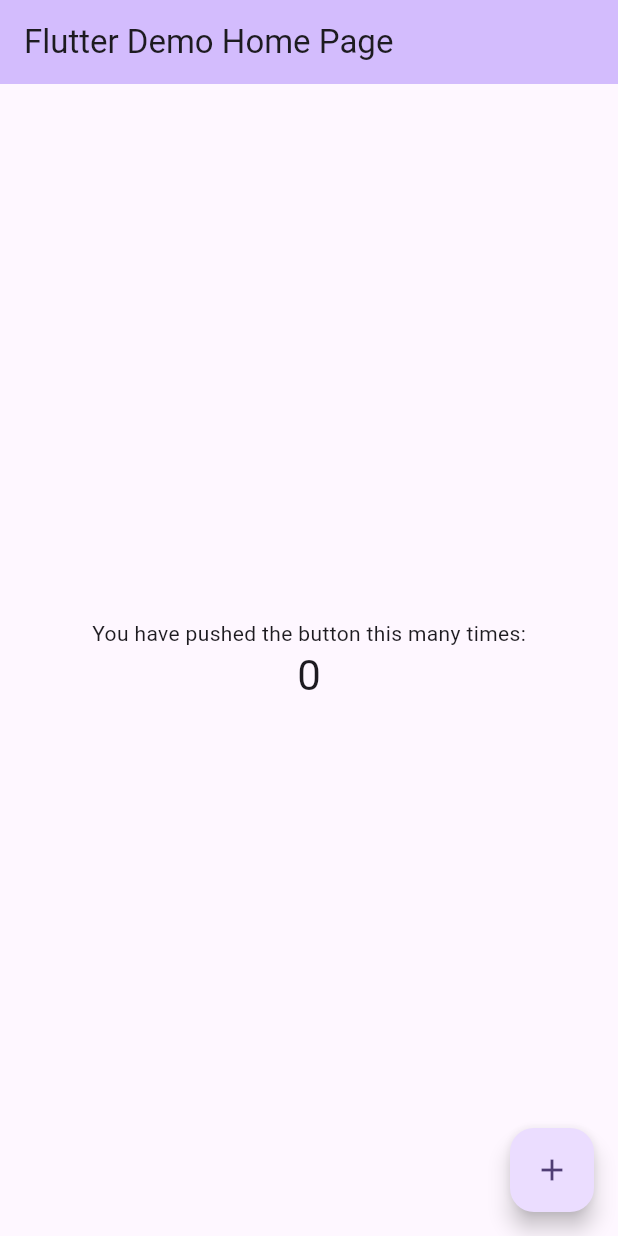
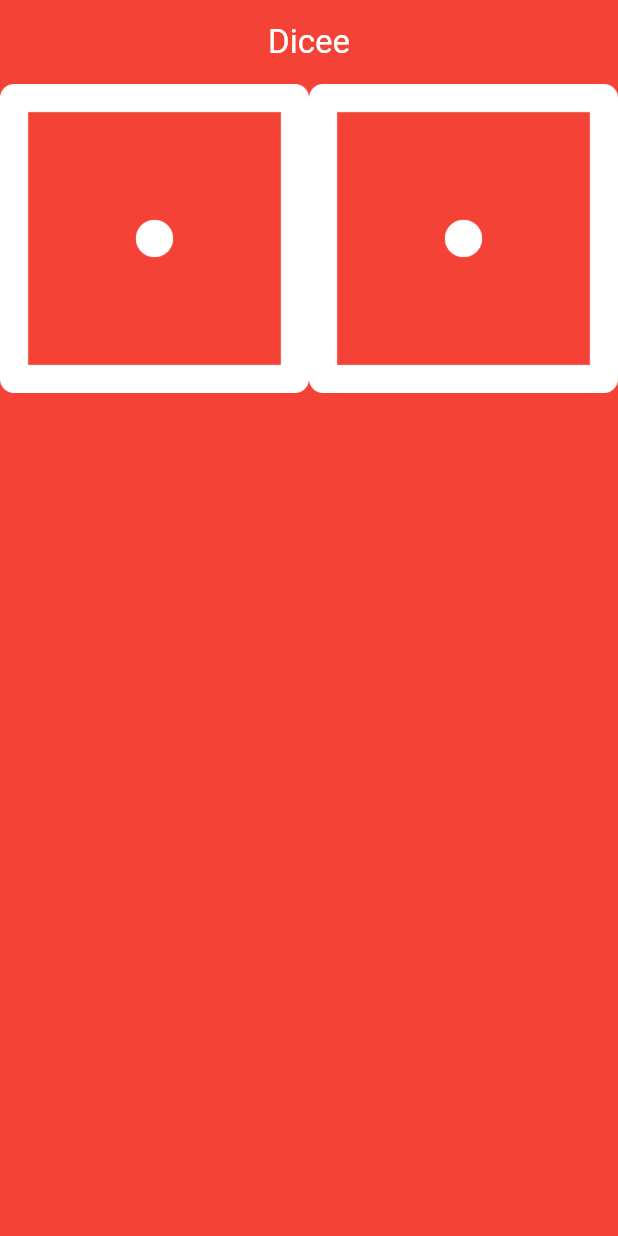
Before and after one commit to gokmentas/dicee, a Flutter app: the screen it shows after launch, on a phone screen of 412 x 824 dp. Run offline on Flutter 3.47's test engine with Material 3 defaults, Android fonts, the phone set to English and light mode, and no system bars.

```diff
--- a/lib/main.dart
+++ b/lib/main.dart
@@ -1,125 +1,39 @@
 import 'package:flutter/material.dart';
 
 void main() {
-  runApp(const MyApp());
+  runApp(
+    MaterialApp(
+      home: Scaffold(
+        backgroundColor: Colors.red,
+        appBar: AppBar(
+          title: const Center(
+            child: Text(
+              'Dicee',
+              style: TextStyle(color: Colors.white),
+            ),
+          ),
+          backgroundColor: Colors.red,
+        ),
+        body: const DicePage(),
+      ),
+    ),
+  );
 }
 
-class MyApp extends StatelessWidget {
-  const MyApp({super.key});
+class DicePage extends StatelessWidget {
+  const DicePage({super.key});
 
-  // This widget is the root of your application.
   @override
   Widget build(BuildContext context) {
-    return MaterialApp(
-      title: 'Flutter Demo',
-      theme: ThemeData(
-        // This is the theme of your application.
-        //
-        // TRY THIS: Try running your application with "flutter run". You'll see
-        // the application has a purple toolbar. Then, without quitting the app,
-        // try changing the seedColor in the colorScheme below to Colors.green
-        // and then invoke "hot reload" (save your changes or press the "hot
-        // reload" button in a Flutter-supported IDE, or press "r" if you used
-        // the command line to start the app).
-        //
-        // Notice that the counter didn't reset back to zero; the application
-        // state is not lost during the reload. To reset the state, use hot
-        // restart instead.
-        //
-        // This works for code too, not just values: Most code changes can be
-        // tested with just a hot reload.
-        colorScheme: ColorScheme.fromSeed(seedColor: Colors.deepPurple),
-        useMaterial3: true,
-      ),
-      home: const MyHomePage(title: 'Flutter Demo Home Page'),
+    return Row(
+      children: [
+        Expanded(
+          child: Image.asset('images/dice1.png'),
+        ),
+        Expanded(
+          child: Image.asset('images/dice1.png'),
+        ),
+      ],
     );
   }
 }
-
-class MyHomePage extends StatefulWidget {
-  const MyHomePage({super.key, required this.title});
-
-  // This widget is the home page of your application. It is stateful, meaning
-  // that it has a State object (defined below) that contains fields that affect
-  // how it looks.
-
-  // This class is the configuration for the state. It holds the values (in this
-  // case the title) provided by the parent (in this case the App widget) and
-  // used by the build method of the State. Fields in a Widget subclass are
-  // always marked "final".
-
-  final String title;
-
-  @override
-  State<MyHomePage> createState() => _MyHomePageState();
-}
-
-class _MyHomePageState extends State<MyHomePage> {
-  int _counter = 0;
-
-  void _incrementCounter() {
-    setState(() {
-      // This call to setState tells the Flutter framework that something has
-      // changed in this State, which causes it to rerun the build method below
-      // so that the display can reflect the updated values. If we changed
-      // _counter without calling setState(), then the build method would not be
-      // called again, and so nothing would appear to happen.
-      _counter++;
-    });
-  }
-
-  @override
-  Widget build(BuildContext context) {
-    // This method is rerun every time setState is called, for instance as done
-    // by the _incrementCounter method above.
-    //
-    // The Flutter framework has been optimized to make rerunning build methods
-    // fast, so that you can just rebuild anything that needs updating rather
-    // than having to individually change instances of widgets.
-    return Scaffold(
-      appBar: AppBar(
-        // TRY THIS: Try changing the color here to a specific color (to
-        // Colors.amber, perhaps?) and trigger a hot reload to see the AppBar
-        // change color while the other colors stay the same.
-        backgroundColor: Theme.of(context).colorScheme.inversePrimary,
-        // Here we take the value from the MyHomePage object that was created by
-        // the App.build method, and use it to set our appbar title.
-        title: Text(widget.title),
-      ),
-      body: Center(
-        // Center is a layout widget. It takes a single child and positions it
-        // in the middle of the parent.
-        child: Column(
-          // Column is also a layout widget. It takes a list of children and
-          // arranges them vertically. By default, it sizes itself to fit its
-          // children horizontally, and tries to be as tall as its parent.
-          //
-          // Column has various properties to control how it sizes itself and
-          // how it positions its children. Here we use mainAxisAlignment to
-          // center the children vertically; the main axis here is the vertical
-          // axis because Columns are vertical (the cross axis would be
-          // horizontal).
-          //
-          // TRY THIS: Invoke "debug painting" (choose the "Toggle Debug Paint"
-          // action in the IDE, or press "p" in the console), to see the
-          // wireframe for each widget.
-          mainAxisAlignment: MainAxisAlignment.center,
-          children: <Widget>[
-            const Text(
-              'You have pushed the button this many times:',
-            ),
-            Text(
-              '$_counter',
-              style: Theme.of(context).textTheme.headlineMedium,
-            ),
-          ],
-        ),
-      ),
-      floatingActionButton: FloatingActionButton(
-        onPressed: _incrementCounter,
-        tooltip: 'Increment',
-        child: const Icon(Icons.add),
-      ), // This trailing comma makes auto-formatting nicer for build methods.
-    );
-  }
-}
```
Also changed, not shown: pubspec.yaml (+2 -70 lines), images/dice1.png (added), images/dice2.png (added), images/dice3.png (added), images/dice4.png (added), images/dice5.png (added), images/dice6.png (added), 1 other file.
